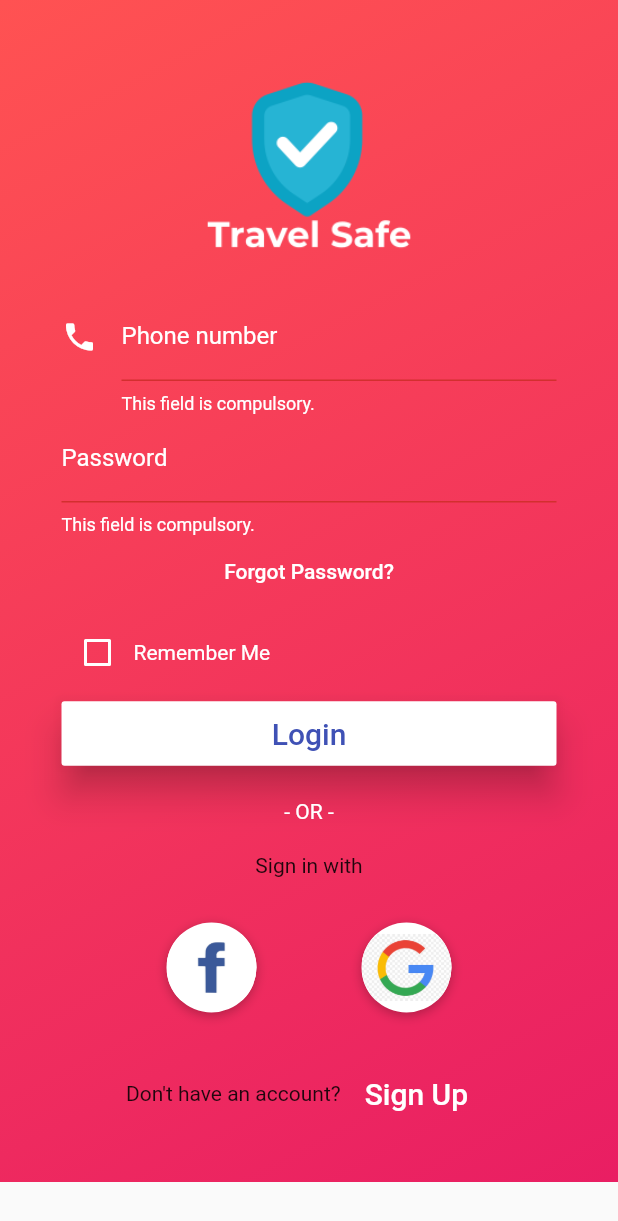
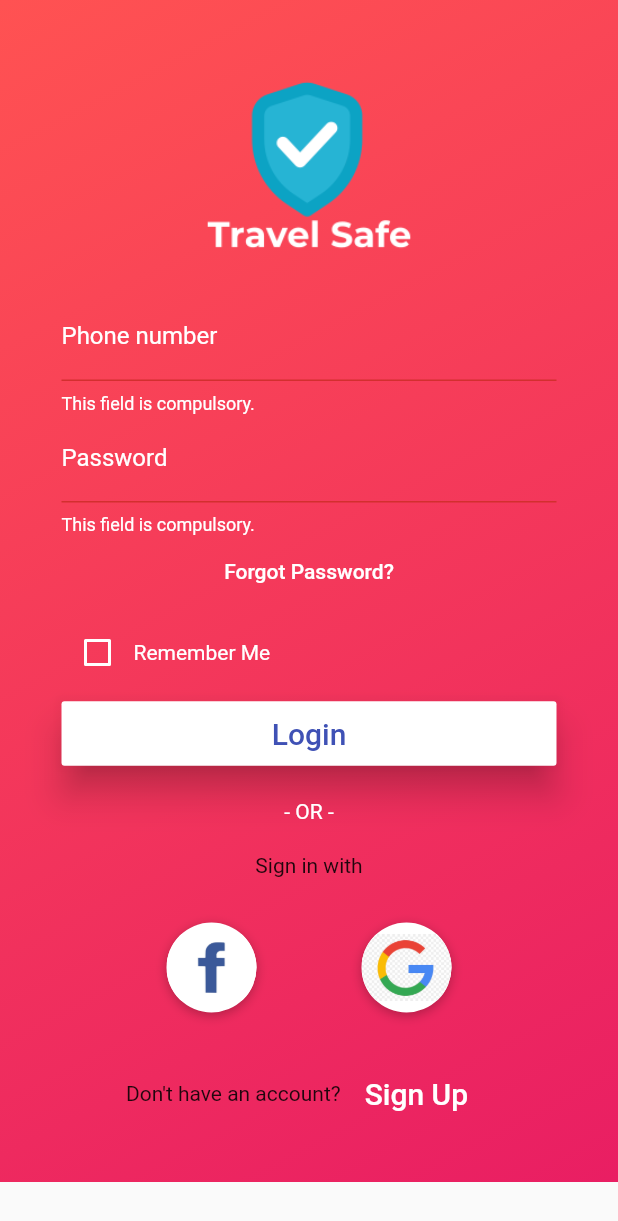
Before and after one commit to codingindia/travel-safe, a Flutter app: the LoginPage screen opened directly, on a phone screen of 412 x 824 dp. Shown: the top 1221 px of the screen. Run offline on Flutter 3.47's test engine with Material 2 defaults, Android fonts, the phone set to English and light mode, and no system bars; our stand-ins replace cloud_firestore, firebase_auth, firebase_database, geolocator, google_maps_flutter, google_sign_in and 4 more; missing offline and left inert: location_permissions; accounts and stored records are empty; network calls fail.

Commit message:
Phone icon removed

```diff
--- a/components/lib/screens/login.dart
+++ b/components/lib/screens/login.dart
@@ -108,7 +108,6 @@ class _LoginPageState extends State<LoginPage> {
                 color: Colors.white
               ),
               decoration: InputDecoration(
-                icon: Icon(Icons.phone,color: Colors.white,),
                 labelText: "Phone number",
                 hintText: "Enter your phone number",
                 labelStyle: TextStyle(
```
